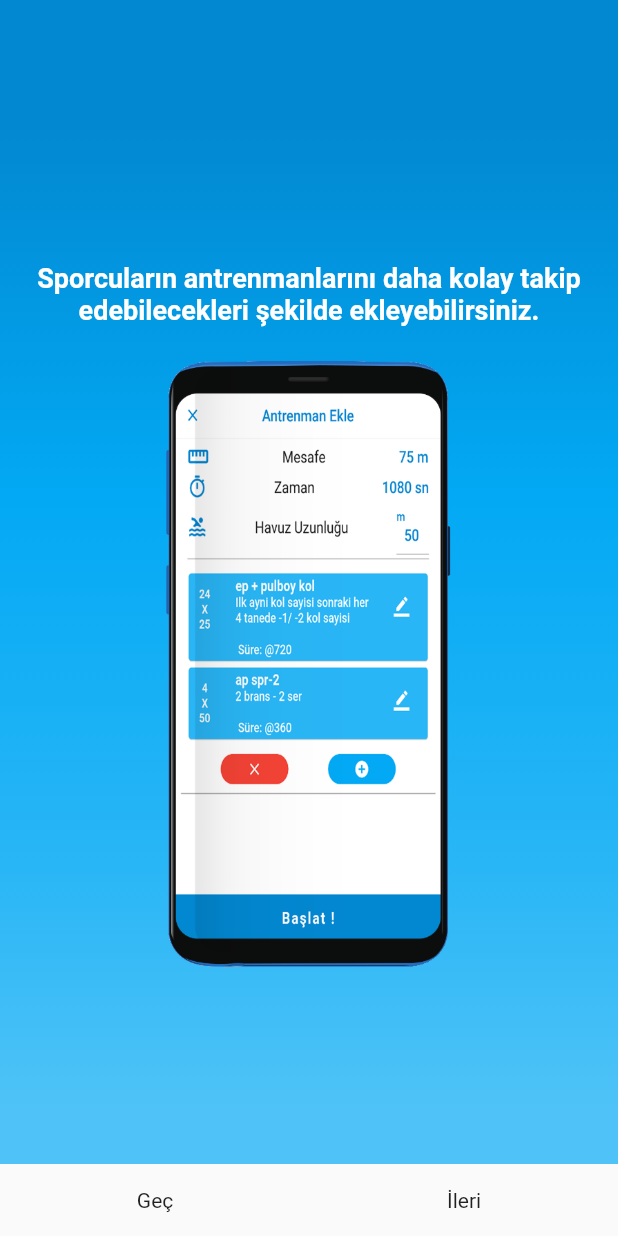
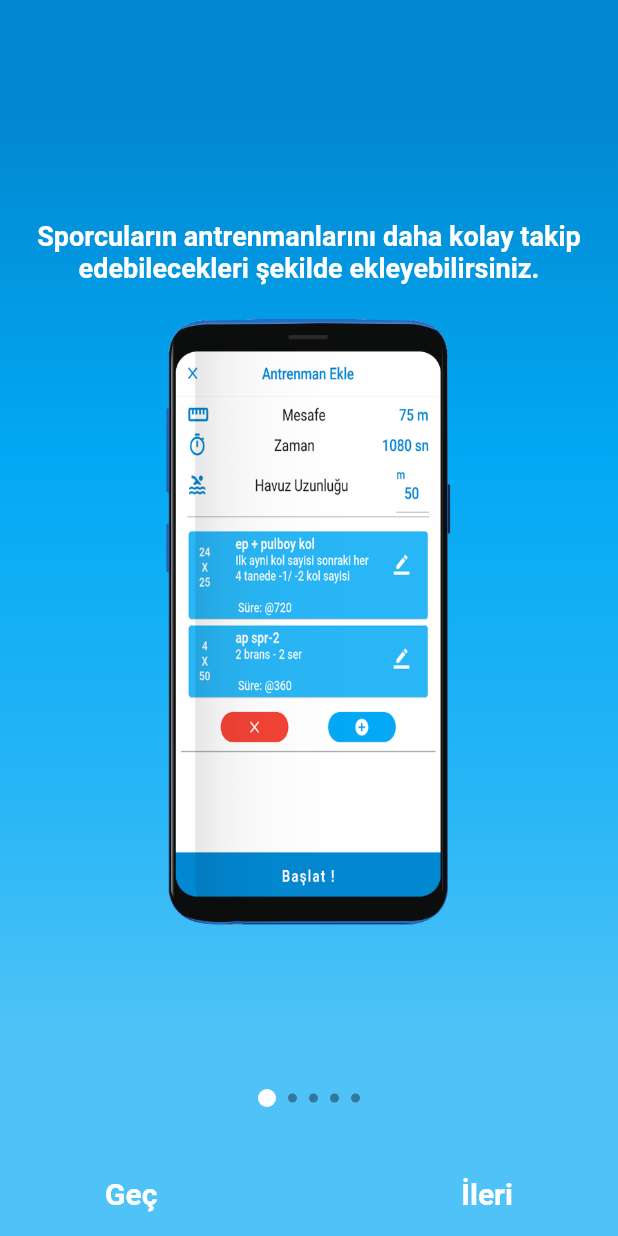
Before and after one commit to mertguven/Scoach, a Flutter app: the screen it shows after launch, on a phone screen of 412 x 824 dp. Run offline on Flutter 3.47's test engine with Material 2 defaults, Android fonts, the phone set to English and light mode, and no system bars; our stand-ins replace animated_text_kit, bottom_navy_bar, charts_flutter, cloud_firestore, firebase_auth, firebase_storage and 4 more; accounts and stored records are empty.

Commit message:
Onboarding screen eklendi

```diff
--- a/lib/screens/home/profile_page.dart
+++ b/lib/screens/home/profile_page.dart
@@ -7,6 +7,7 @@ import 'package:provider/provider.dart';
 import 'package:scoach/model/user.dart';
 import 'package:scoach/screens/home/profile/changeEmail.dart';
 import 'package:scoach/screens/home/profile/changePassword.dart';
+import 'package:scoach/screens/login_page.dart';
 import 'package:scoach/viewmodel/user_model.dart';
 
 class HomeProfile extends StatefulWidget {
@@ -237,6 +238,7 @@ class _HomeProfileState extends State<HomeProfile> {
 
   Future<bool> _cikisYap(BuildContext context) async {
     final _userModel = Provider.of<UserModel>(context, listen: false);
+    Navigator.pushReplacement(context, CupertinoPageRoute(builder: (context) => LoginPage()));
     bool sonuc = await _userModel.signOut();
     return sonuc;
   }
--- a/lib/screens/login_page.dart
+++ b/lib/screens/login_page.dart
@@ -1,7 +1,9 @@
 import 'package:flutter/cupertino.dart';
 import 'package:flutter/material.dart';
 import 'package:provider/provider.dart';
+import 'package:scoach/model/user.dart';
 import 'package:scoach/screens/forgotpasword_page.dart';
+import 'package:scoach/screens/home_page.dart';
 import 'package:scoach/screens/signup_page.dart';
 import 'package:firebase_auth/firebase_auth.dart';
 import 'package:scoach/viewmodel/user_model.dart';
@@ -259,11 +261,23 @@ class _LoginPageState extends State<LoginPage> {
 
     _formKey.currentState.save();
     final _userModel = Provider.of<UserModel>(context,listen: false);
-    await _userModel.signInWithEmailandPassword(_email, _sifre);
+    User user = await _userModel.signInWithEmailandPassword(_email, _sifre);
+    if(user != null){
+      Navigator.pushReplacement(context, MaterialPageRoute(builder: (context) => HomePage()));
+    }
+    else{
+      print("hata var");
+    }
   }
 
   _googleIleGiris() async{
     final _userModel = Provider.of<UserModel>(context,listen: false);
-    await _userModel.signInWithGoogle();
+    User user = await _userModel.signInWithGoogle();
+    if(user != null){
+      Navigator.pushReplacement(context, MaterialPageRoute(builder: (context) => HomePage()));
+    }
+    else{
+      print("hata var");
+    }
   }
 }
--- a/lib/screens/onboarding_page.dart
+++ b/lib/screens/onboarding_page.dart
@@ -1,5 +1,6 @@
 import 'package:flutter/cupertino.dart';
 import 'package:flutter/material.dart';
+import 'package:scoach/screens/login_page.dart';
 
 class OnboardingPage extends StatefulWidget {
   @override
@@ -10,7 +11,7 @@ class _OnboardingPageState extends State<OnboardingPage> {
   int currentIndex = 0;
   PageController controller;
 
-  Widget _buildPageIndicator(bool isCurrentPage){
+  Widget _buildPageIndicator(bool isCurrentPage) {
     return Container(
       margin: EdgeInsets.symmetric(horizontal: 2.0),
       height: isCurrentPage ? 12.0 : 6.0,
@@ -21,6 +22,7 @@ class _OnboardingPageState extends State<OnboardingPage> {
       ),
     );
   }
+
   @override
   void initState() {
     controller = new PageController();
@@ -58,35 +60,134 @@ class _OnboardingPageState extends State<OnboardingPage> {
               itemCount: 5,
               controller: controller,
               onPageChanged: (val) {
-                currentIndex = val;
+                setState(() {
+                  currentIndex = val;
+                });
               },
               scrollDirection: Axis.horizontal,
               itemBuilder: (context, index) {
                 return Eleman(index);
               },
             ),
+            Align(
+              alignment: Alignment.bottomCenter,
+              child: Container(
+                margin: EdgeInsets.only(bottom: 30),
+                child: Row(
+                  mainAxisAlignment: MainAxisAlignment.center,
+                  children: <Widget>[
+                    Container(
+                      margin: EdgeInsets.symmetric(horizontal: 4.0),
+                      height: currentIndex == 0 ? 12.0 : 6.0,
+                      width: currentIndex == 0 ? 12.0 : 6.0,
+                      decoration: BoxDecoration(
+                        color: currentIndex == 0 ? Colors.white : Colors.black38,
+                        borderRadius: BorderRadius.circular(20),
+                      ),
+                    ),
+                    Container(
+                      margin: EdgeInsets.symmetric(horizontal: 4.0),
+                      height: currentIndex == 1 ? 12.0 : 6.0,
+                      width: currentIndex == 1 ? 12.0 : 6.0,
+                      decoration: BoxDecoration(
+                        color: currentIndex == 1 ? Colors.white : Colors.black38,
+                        borderRadius: BorderRadius.circular(20),
+                      ),
+                    ),
+                    Container(
+                      margin: EdgeInsets.symmetric(horizontal: 4.0),
+                      height: currentIndex == 2 ? 12.0 : 6.0,
+                      width: currentIndex == 2 ? 12.0 : 6.0,
+                      decoration: BoxDecoration(
+                        color: currentIndex == 2 ? Colors.white : Colors.black38,
+                        borderRadius: BorderRadius.circular(20),
+                      ),
+                    ),
+                    Container(
+                      margin: EdgeInsets.symmetric(horizontal: 4.0),
+                      height: currentIndex == 3 ? 12.0 : 6.0,
+                      width: currentIndex == 3 ? 12.0 : 6.0,
+                      decoration: BoxDecoration(
+                        color: currentIndex == 3 ? Colors.white : Colors.black38,
+                        borderRadius: BorderRadius.circular(20),
+                      ),
+                    ),
+                    Container(
+                      margin: EdgeInsets.symmetric(horizontal: 4.0),
+                      height: currentIndex == 4 ? 12.0 : 6.0,
+                      width: currentIndex == 4 ? 12.0 : 6.0,
+                      decoration: BoxDecoration(
+                        color: currentIndex == 4 ? Colors.white : Colors.black38,
+                        borderRadius: BorderRadius.circular(20),
+                      ),
+                    ),
+                  ],
+                ),
+              ),
+            ),
           ],
         ),
       ),
-      bottomSheet: currentIndex != 4 ?
-      Container(
-        margin: EdgeInsets.symmetric(vertical: 16),
-        child: Row(
-          mainAxisAlignment: MainAxisAlignment.spaceAround,
-          children: <Widget>[
-            GestureDetector(
-              onTap: () {},
-              child: Text("Geç"),
+      bottomNavigationBar: currentIndex != 4 ? Padding(
+        padding: EdgeInsets.symmetric(horizontal: 0),
+        child: Container(
+          color: Color(0xFF4FC3F7),
+          height: 56,
+          child: Row(
+            mainAxisAlignment: MainAxisAlignment.spaceBetween,
+            children: <Widget>[
+              FlatButton(
+                color: Color(0xFF4FC3F7),
+                padding: EdgeInsets.symmetric(horizontal: 70),
+                onPressed: () {
+                  setState(() {
+                    currentIndex = 4;
+                    controller.animateToPage(currentIndex, duration: Duration(milliseconds: 500), curve: Curves.easeInToLinear);
+                  });
+                },
+                child: Text(
+                  "Geç",
+                  style: TextStyle(color: Colors.white,fontWeight: FontWeight.bold,fontSize: 20),
+                ),
+              ),
+              FlatButton(
+                color: Color(0xFF4FC3F7),
+                padding: EdgeInsets.symmetric(horizontal: 70),
+                onPressed: () {
+                  if(currentIndex <= 3){
+                    setState(() {
+                      currentIndex++;
+                      controller.animateToPage(currentIndex, duration: Duration(milliseconds: 500), curve: Curves.easeInToLinear);
+                    });
+                  }
+                },
+                child: Text(
+                  "İleri",
+                  style: TextStyle(color: Colors.white,fontWeight: FontWeight.bold,fontSize: 20),
+                ),
+              ),
+            ],
+          ),
+        ),
+      ) : Padding(
+        padding: EdgeInsets.symmetric(horizontal: 0),
+        child: Container(
+          color: Color(0xFF4FC3F7),
+          height: 56,
+          child: FlatButton(
+            shape: RoundedRectangleBorder(
+              borderRadius: BorderRadius.only(topRight: Radius.circular(30),topLeft: Radius.circular(30)),
             ),
-
-            GestureDetector(
-              onTap: () {},
-              child: Text("İleri"),
+            color: Colors.white,
+            onPressed: () {
+              Navigator.pushReplacement(context, CupertinoPageRoute(builder: (context) => LoginPage()));
+            },
+            child: Text(
+              "Hadi Başlayalım!",
+              style: TextStyle(letterSpacing: 1,color: Color(0xFF29B6F6),fontWeight: FontWeight.bold,fontSize: 20),
             ),
-          ],
+          ),
         ),
-      ): Container(
-        child: Text("data"),
       )
     );
   }
```
